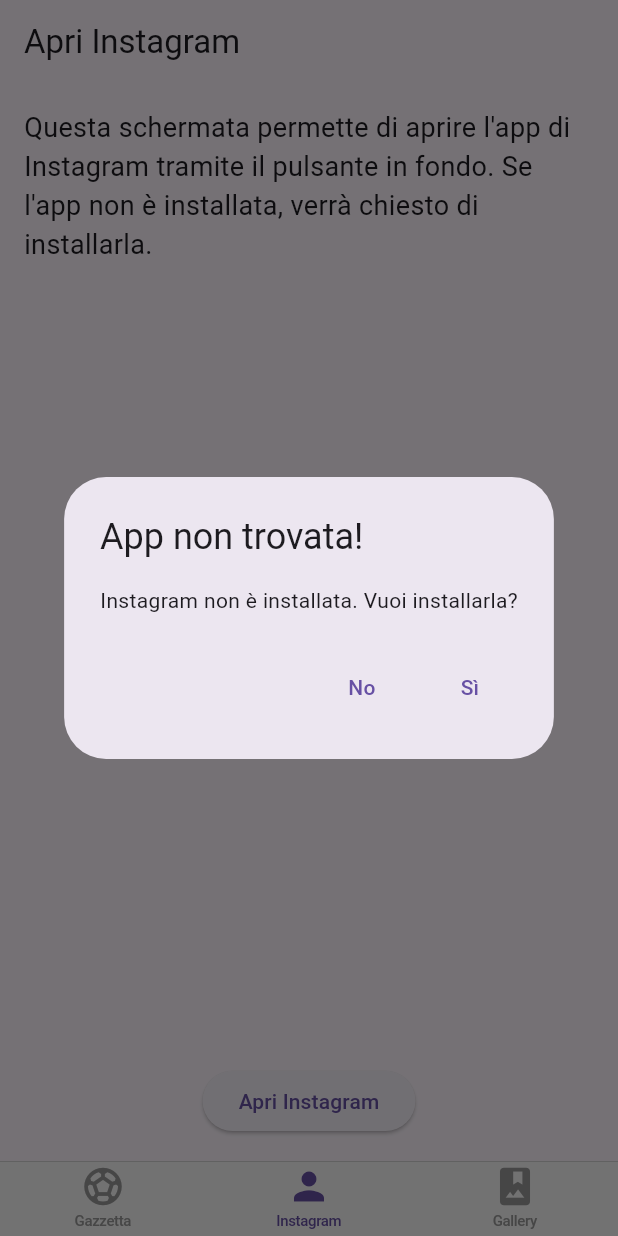
After one commit to stasinato/sisal_flutter_challenge, a Flutter app: the screen it shows after launch, item 2 of the bottom bar chosen, after a tap on "Apri Instagram", on a phone screen of 412 x 824 dp. The commit adds this screen. Run offline on Flutter 3.47's test engine with Material 3 defaults, Android fonts, the phone set to English and light mode, and no system bars; our stand-ins replace bloc, cached_network_image, flutter_bloc, go_router, html_unescape, webview_flutter; network calls fail.

Commit message:
clean code, creating open_ig_screen.dart feature

```diff
--- a/lib/gazzetta_screen/cubit/gazzetta_cubit.dart
+++ b/lib/gazzetta_screen/cubit/gazzetta_cubit.dart
@@ -30,7 +30,10 @@ class GazzettaCubit extends Cubit<GazzettaState> {
       }
       emit(GazzettaLoaded(articles: articles));
     } catch (e) {
-      emit(GazzettaError());
+      print('Error fetching data: $e');
+      emit(GazzettaError(
+        error: e.toString(),
+      ));
     }
   }
 }
--- a/lib/gazzetta_screen/cubit/gazzetta_state.dart
+++ b/lib/gazzetta_screen/cubit/gazzetta_state.dart
@@ -13,4 +13,8 @@ final class GazzettaLoaded extends GazzettaState {
   GazzettaLoaded({required this.articles});
 }
 
-final class GazzettaError extends GazzettaState {}
+final class GazzettaError extends GazzettaState {
+  final String error;
+
+  GazzettaError({required this.error});
+}
--- a/lib/gazzetta_screen/gazzetta_screen.dart
+++ b/lib/gazzetta_screen/gazzetta_screen.dart
@@ -26,11 +26,12 @@ class GazzettaScreen extends StatelessWidget {
                 }
 
                 if (state is GazzettaError) {
-                  return Column(
+                  return Padding(
+                    padding: const EdgeInsets.all(16.0),
+                    child: Column(
+                      mainAxisAlignment: MainAxisAlignment.center,
                       children: [
-                      const Center(
-                        child: Text('Error'),
-                      ),
+                        Text('Error\n${state.error}'),
                         const SizedBox(height: 8),
                         ElevatedButton(
                           onPressed: () {
@@ -39,6 +40,7 @@ class GazzettaScreen extends StatelessWidget {
                           child: const Text('Retry'),
                         ),
                       ],
+                    ),
                   );
                 }
 
--- a/lib/gazzetta_screen/repository/gazzetta_repository.dart
+++ b/lib/gazzetta_screen/repository/gazzetta_repository.dart
@@ -4,7 +4,7 @@ import 'package:http/http.dart' as http;
 
 class GazzettaRepository {
   static const String url =
-      'https://www.gazzetta_screen.it/dynamic-feed/rss/section/Calcio/Serie-A.xml';
+      'https://www.gazzetta.it/dynamic-feed/rss/section/Calcio/Serie-A.xml';
 
   Future<String> fetchSoccerFeedData() async {
     final response = await http.get(Uri.parse(url));
--- /dev/null
+++ b/lib/instagram_screen/open_ig_screen.dart
@@ -0,0 +1,82 @@
+import 'dart:io';
+
+import 'package:flutter/material.dart';
+import 'package:url_launcher/url_launcher.dart';
+
+class OpenIgScreen extends StatelessWidget {
+  const OpenIgScreen({super.key});
+
+  @override
+  Widget build(BuildContext context) {
+    return Scaffold(
+      appBar: AppBar(
+        title: const Text('Apri Instagram'),
+      ),
+      body: Padding(
+        padding: const EdgeInsets.all(16.0),
+        child: Column(
+          mainAxisAlignment: MainAxisAlignment.spaceBetween,
+          children: [
+            const Text(
+              'Questa schermata permette di aprire l\'app di Instagram tramite il pulsante in fondo. Se l\'app non è installata, verrà chiesto di installarla.',
+              style: TextStyle(fontSize: 18),
+            ),
+            ElevatedButton(
+              onPressed: () => launchInstagram(context),
+              child: const Text('Apri Instagram'),
+            ),
+          ],
+        ),
+      ),
+    );
+  }
+}
+
+Future<void> launchInstagram(BuildContext context) async {
+  final Uri instagramUrl = Uri.parse('instagram://');
+
+  // ig urls
+  final Uri playStoreUrl = Uri.parse(
+      'https://play.google.com/store/apps/details?id=com.instagram.android');
+  final Uri appStoreUrl =
+      Uri.parse('https://apps.apple.com/app/instagram/id389801252');
+
+  try {
+    if (await canLaunchUrl(instagramUrl)) {
+      await launchUrl(instagramUrl);
+    } else {
+      // ask to install ig
+      final result = await showDialog<bool>(
+            context: context,
+            builder: (context) => AlertDialog.adaptive(
+              title: const Text('App non trovata!'),
+              content:
+                  const Text('Instagram non è installata. Vuoi installarla?'),
+              actions: [
+                TextButton(
+                  onPressed: () => Navigator.pop(context, false),
+                  child: const Text('No'),
+                ),
+                TextButton(
+                  onPressed: () => Navigator.pop(context, true),
+                  child: const Text('Sì'),
+                ),
+              ],
+            ),
+          ) ??
+          false;
+
+      if (result) {
+        final storeUrl = Platform.isAndroid ? playStoreUrl : appStoreUrl;
+
+        if (await canLaunchUrl(storeUrl)) {
+          await launchUrl(storeUrl);
+        } else {
+          throw 'Could not launch Instagram or store';
+        }
+      }
+    }
+  } catch (e) {
+    print('Error launching ig: $e');
+  }
+}
--- a/lib/router/app_router.dart
+++ b/lib/router/app_router.dart
@@ -3,6 +3,7 @@ import 'package:go_router/go_router.dart';
 
 import '../gazzetta_screen/gazzetta_screen.dart';
 import '../gazzetta_screen/show_article_web_view.dart';
+import '../instagram_screen/open_ig_screen.dart';
 import '../main_screen.dart';
 
 // GoRouter configuration
@@ -36,7 +37,7 @@ final router = GoRouter(
             GoRoute(
               path: '/instagram',
               builder: (BuildContext context, GoRouterState state) =>
-                  const Placeholder(),
+                  const OpenIgScreen(),
               routes: const <RouteBase>[],
             ),
           ],
--- a/pubspec.yaml
+++ b/pubspec.yaml
@@ -44,6 +44,7 @@ dependencies:
   html_unescape: ^2.0.0
   webview_flutter: ^4.10.0
   cached_network_image: ^3.4.1
+  url_launcher: ^6.3.1
 
 dev_dependencies:
   flutter_test:
```
Also changed, not shown: pubspec.lock, 2 other files. Lines whose indentation alone changed are shown as unchanged.
